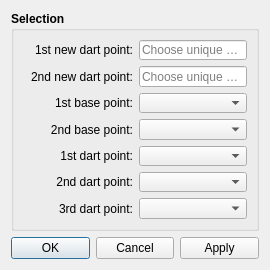
FashionFreedom/Seamly2D, file src/libs/vtools/dialogs/tools/dialogtruedarts.ui: the form before one commit.
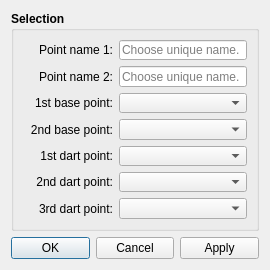
The form after the commit. Icons and pictures are not drawn.

The edit to the form file:
```diff
--- a/src/libs/vtools/dialogs/tools/dialogtruedarts.ui
+++ b/src/libs/vtools/dialogs/tools/dialogtruedarts.ui
@@ -41,7 +41,6 @@
      <property name="font">
       <font>
        <pointsize>9</pointsize>
-       <weight>75</weight>
        <bold>true</bold>
       </font>
      </property>
@@ -51,6 +50,9 @@
      <layout class="QVBoxLayout" name="verticalLayout_2">
       <item>
        <layout class="QFormLayout" name="formLayout">
+        <property name="labelAlignment">
+         <set>Qt::AlignRight|Qt::AlignTrailing|Qt::AlignVCenter</set>
+        </property>
         <item row="0" column="0">
          <widget class="QLabel" name="labelFirstNewDartPoint">
           <property name="sizePolicy">
@@ -61,19 +63,18 @@
           </property>
           <property name="minimumSize">
            <size>
-            <width>110</width>
+            <width>90</width>
             <height>0</height>
            </size>
           </property>
           <property name="font">
            <font>
             <pointsize>9</pointsize>
-            <weight>50</weight>
             <bold>false</bold>
            </font>
           </property>
           <property name="text">
-           <string>1st new dart point:</string>
+           <string>Point name 1:</string>
           </property>
           <property name="alignment">
            <set>Qt::AlignRight|Qt::AlignTrailing|Qt::AlignVCenter</set>
@@ -84,14 +85,13 @@
          <widget class="QLineEdit" name="lineEditFirstNewDartPoint">
           <property name="minimumSize">
            <size>
-            <width>75</width>
+            <width>80</width>
             <height>0</height>
            </size>
           </property>
           <property name="font">
            <font>
             <pointsize>9</pointsize>
-            <weight>50</weight>
             <bold>false</bold>
            </font>
           </property>
@@ -107,19 +107,18 @@
          <widget class="QLabel" name="labelSecondNewDartPoint">
           <property name="minimumSize">
            <size>
-            <width>110</width>
+            <width>90</width>
             <height>0</height>
            </size>
           </property>
           <property name="font">
            <font>
             <pointsize>9</pointsize>
-            <weight>50</weight>
             <bold>false</bold>
            </font>
           </property>
           <property name="text">
-           <string>2nd new dart point:</string>
+           <string>Point name 2:</string>
           </property>
           <property name="alignment">
            <set>Qt::AlignRight|Qt::AlignTrailing|Qt::AlignVCenter</set>
@@ -130,14 +129,13 @@
          <widget class="QLineEdit" name="lineEditSecondNewDartPoint">
           <property name="minimumSize">
            <size>
-            <width>75</width>
+            <width>80</width>
             <height>0</height>
            </size>
           </property>
           <property name="font">
            <font>
             <pointsize>9</pointsize>
-            <weight>50</weight>
             <bold>false</bold>
            </font>
           </property>
@@ -159,14 +157,13 @@
           </property>
           <property name="minimumSize">
            <size>
-            <width>110</width>
+            <width>90</width>
             <height>0</height>
            </size>
           </property>
           <property name="font">
            <font>
             <pointsize>9</pointsize>
-            <weight>50</weight>
             <bold>false</bold>
            </font>
           </property>
@@ -188,14 +185,13 @@
           </property>
           <property name="minimumSize">
            <size>
-            <width>75</width>
+            <width>80</width>
             <height>0</height>
            </size>
           </property>
           <property name="font">
            <font>
             <pointsize>9</pointsize>
-            <weight>50</weight>
             <bold>false</bold>
            </font>
           </property>
@@ -211,14 +207,13 @@
           </property>
           <property name="minimumSize">
            <size>
-            <width>110</width>
+            <width>90</width>
             <height>0</height>
            </size>
           </property>
           <property name="font">
            <font>
             <pointsize>9</pointsize>
-            <weight>50</weight>
             <bold>false</bold>
            </font>
           </property>
@@ -240,14 +235,13 @@
           </property>
           <property name="minimumSize">
            <size>
-            <width>75</width>
+            <width>80</width>
             <height>0</height>
            </size>
           </property>
           <property name="font">
            <font>
             <pointsize>9</pointsize>
-            <weight>50</weight>
             <bold>false</bold>
            </font>
           </property>
@@ -263,14 +257,13 @@
           </property>
           <property name="minimumSize">
            <size>
-            <width>110</width>
+            <width>90</width>
             <height>0</height>
            </size>
           </property>
           <property name="font">
            <font>
             <pointsize>9</pointsize>
-            <weight>50</weight>
             <bold>false</bold>
            </font>
           </property>
@@ -292,14 +285,13 @@
           </property>
           <property name="minimumSize">
            <size>
-            <width>75</width>
+            <width>80</width>
             <height>0</height>
            </size>
           </property>
           <property name="font">
            <font>
             <pointsize>9</pointsize>
-            <weight>50</weight>
             <bold>false</bold>
            </font>
           </property>
@@ -309,14 +301,13 @@
          <widget class="QLabel" name="labelSecondDartPoint">
           <property name="minimumSize">
            <size>
-            <width>110</width>
+            <width>90</width>
             <height>0</height>
            </size>
           </property>
           <property name="font">
            <font>
             <pointsize>9</pointsize>
-            <weight>50</weight>
             <bold>false</bold>
            </font>
           </property>
@@ -338,14 +329,13 @@
           </property>
           <property name="minimumSize">
            <size>
-            <width>75</width>
+            <width>80</width>
             <height>0</height>
            </size>
           </property>
           <property name="font">
            <font>
             <pointsize>9</pointsize>
-            <weight>50</weight>
             <bold>false</bold>
            </font>
           </property>
@@ -361,14 +351,13 @@
          <widget class="QLabel" name="labelThirdDartPoint">
           <property name="minimumSize">
            <size>
-            <width>110</width>
+            <width>90</width>
             <height>0</height>
            </size>
           </property>
           <property name="font">
            <font>
             <pointsize>9</pointsize>
-            <weight>50</weight>
             <bold>false</bold>
            </font>
           </property>
@@ -390,14 +379,13 @@
           </property>
           <property name="minimumSize">
            <size>
-            <width>75</width>
+            <width>80</width>
             <height>0</height>
            </size>
           </property>
           <property name="font">
            <font>
             <pointsize>9</pointsize>
-            <weight>50</weight>
             <bold>false</bold>
            </font>
           </property>
```
